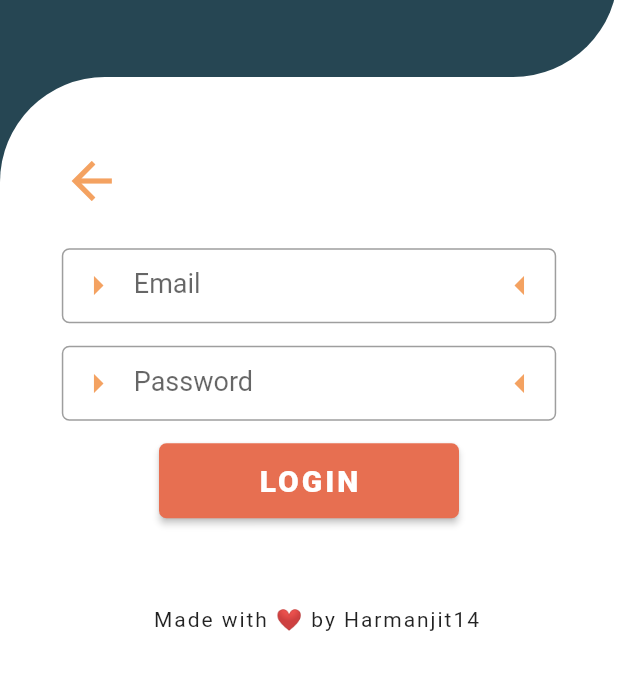
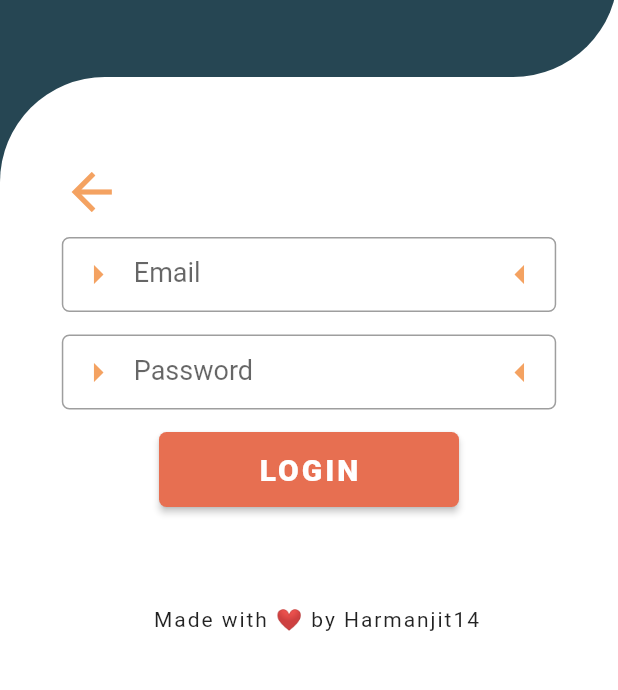
Before and after one commit to Harmanjit14/Thapar-Market-App-Project, a Flutter app: the screen it shows after launch, after a tap on "Login", on a phone screen of 412 x 824 dp, the part 541-1231 px from its top. Run offline on Flutter 3.47's test engine with Material 2 defaults, Android fonts, the phone set to English and light mode, and no system bars; drawn by our look-alikes of rounded_loading_button; our stand-ins replace animate_do, cloud_firestore, cool_alert, firebase_auth, firebase_core, firebase_storage and 1 more; accounts and stored records are empty.

```diff
--- a/lib/homescreen.dart
+++ b/lib/homescreen.dart
@@ -143,7 +143,7 @@ class _BottomContainerState extends State<BottomContainer>
           Column(children: [
             Container(
                 alignment: Alignment.topLeft,
-                margin: EdgeInsets.fromLTRB(0, 0, 20, 25),
+                margin: EdgeInsets.fromLTRB(0, 0, 20, 10),
                 child: GestureDetector(
                   onTap: () {
                     setState(() {
```
Also changed, not shown: pubspec.lock.
